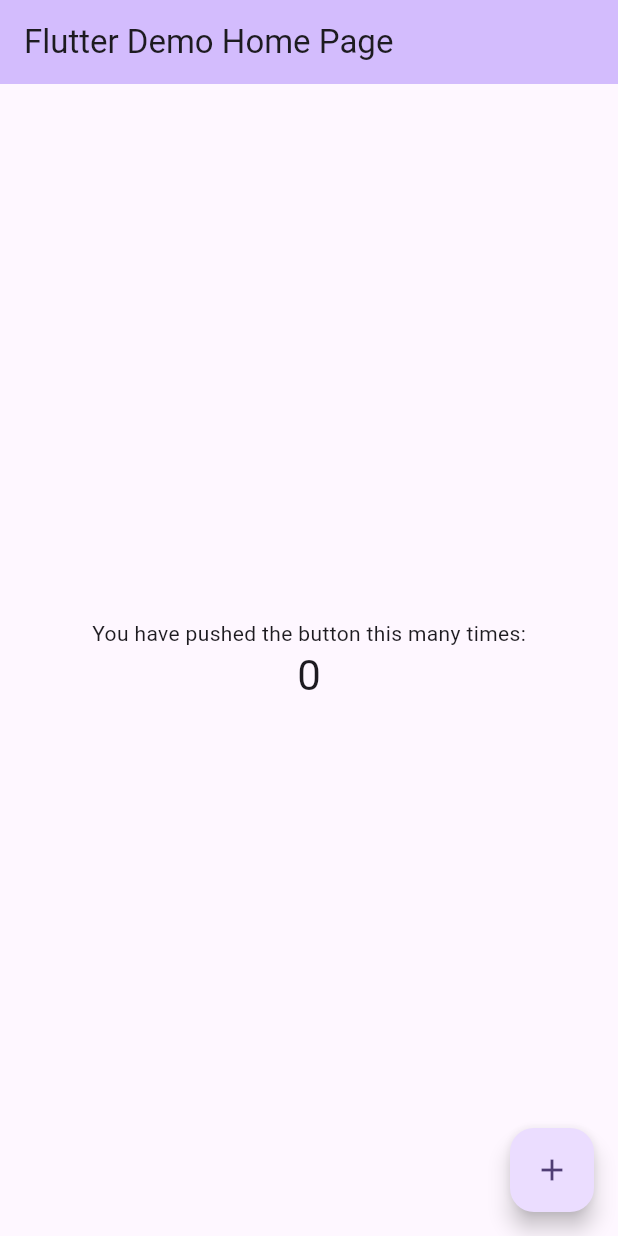
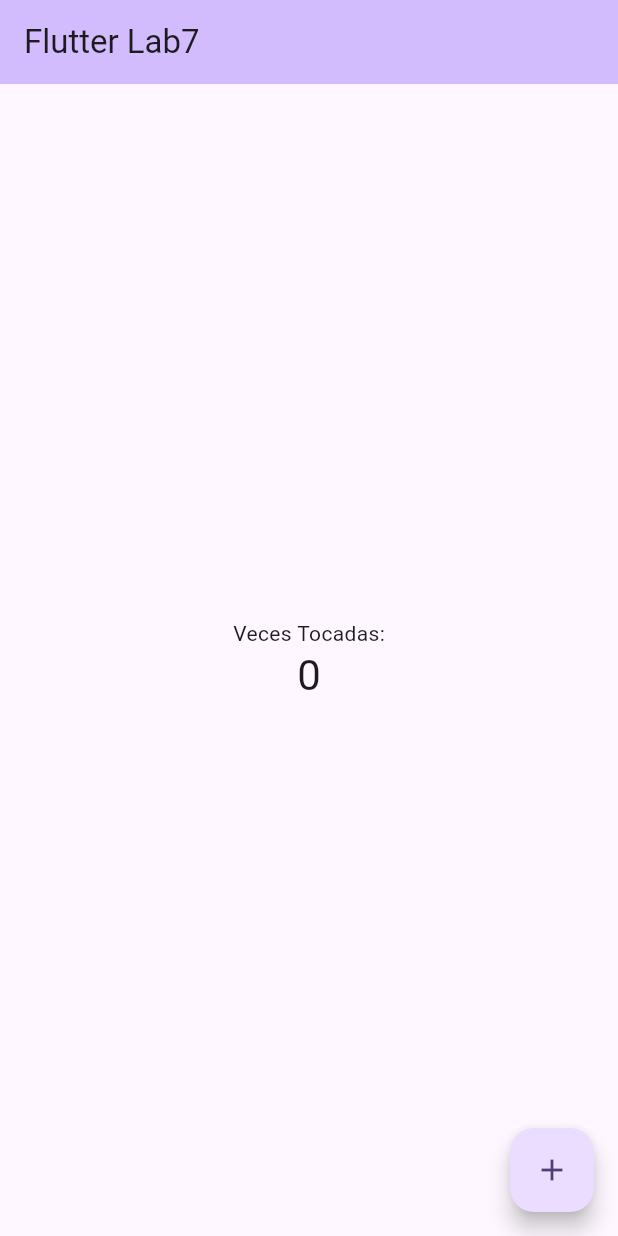
Before and after one commit to dijin7/RepositorioDispositivosMoviles, a Flutter app: the screen it shows after launch, on a phone screen of 412 x 824 dp. Run offline on Flutter 3.47's test engine with Material 3 defaults, Android fonts, the light colour scheme and no system bars.

Commit message:
nombres y cambios pequeños

```diff
--- a/flutter_application_1/flutter_application_1/lib/main.dart
+++ b/flutter_application_1/flutter_application_1/lib/main.dart
@@ -9,12 +9,12 @@ class MyApp extends StatelessWidget {
   @override
   Widget build(BuildContext context) {
     return MaterialApp(
-      title: 'Flutter Demo',
+      title: 'Flutter Lab7',
       theme: ThemeData(
         colorScheme: ColorScheme.fromSeed(seedColor: Colors.deepPurple),
         useMaterial3: true,
       ),
-      home: const MyHomePage(title: 'Flutter Demo Home Page'),
+      home: const MyHomePage(title: 'Flutter Lab7'),
     );
   }
 }
@@ -102,7 +102,7 @@ class _MyHomePageState extends State<MyHomePage> {
           mainAxisAlignment: MainAxisAlignment.center,
           children: <Widget>[
             const Text(
-              'You have pushed the button this many times:',
+              'Veces Tocadas:',
             ),
             Text(
               '$_counter',
```
